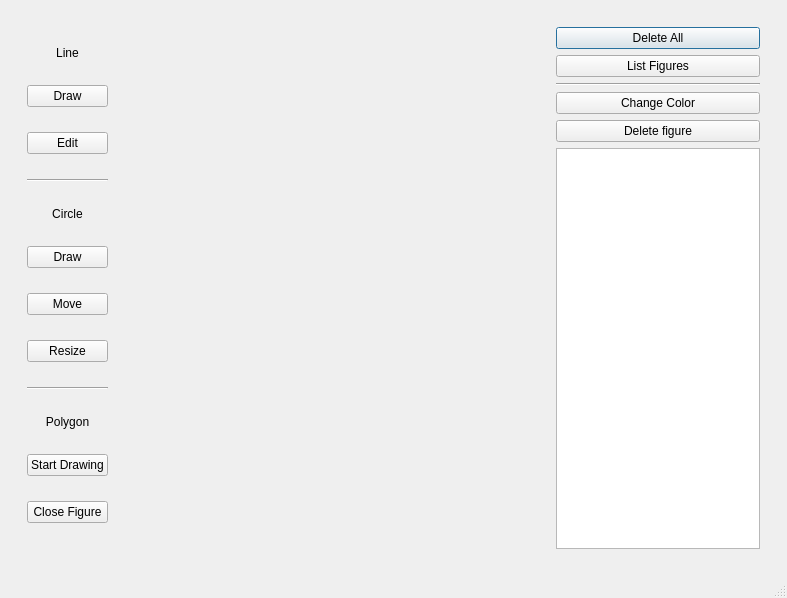
This is mainwindow.ui in mhocio/Pixel-Drawing as Qt 5 draws it before an edit. The edited form follows.
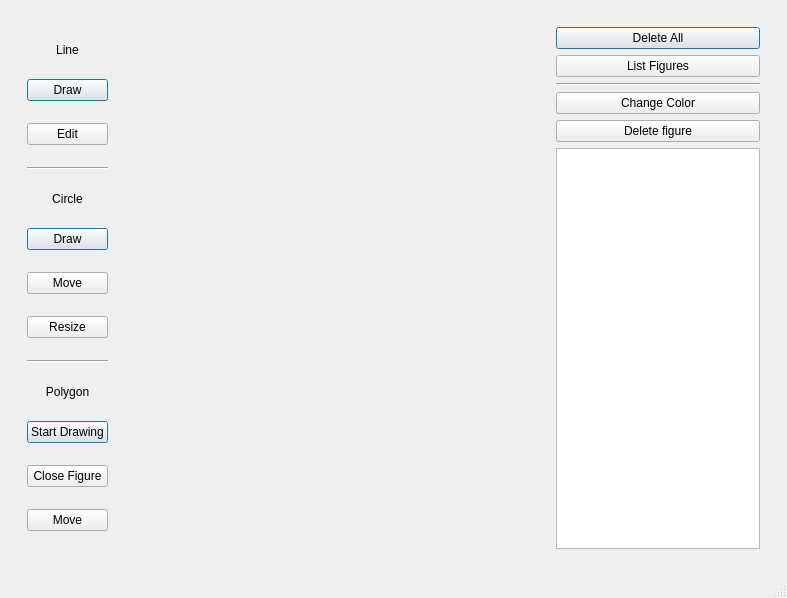
This is the edited form.

Commit message: Add move polygon

Diff of the .ui file:
```diff
--- a/mainwindow.ui
+++ b/mainwindow.ui
@@ -57,6 +57,9 @@
             <property name="text">
              <string>Draw</string>
             </property>
+            <property name="default">
+             <bool>true</bool>
+            </property>
            </widget>
           </item>
           <item>
@@ -94,6 +97,9 @@
             <property name="text">
              <string>Draw</string>
             </property>
+            <property name="default">
+             <bool>true</bool>
+            </property>
            </widget>
           </item>
           <item>
@@ -138,6 +144,9 @@
             <property name="text">
              <string>Start Drawing</string>
             </property>
+            <property name="default">
+             <bool>true</bool>
+            </property>
            </widget>
           </item>
           <item>
@@ -147,6 +156,13 @@
             </property>
            </widget>
           </item>
+          <item>
+           <widget class="QPushButton" name="movePolygonButton">
+            <property name="text">
+             <string>Move</string>
+            </property>
+           </widget>
+          </item>
          </layout>
         </widget>
        </item>
```
The commit also changes 6 other files.
